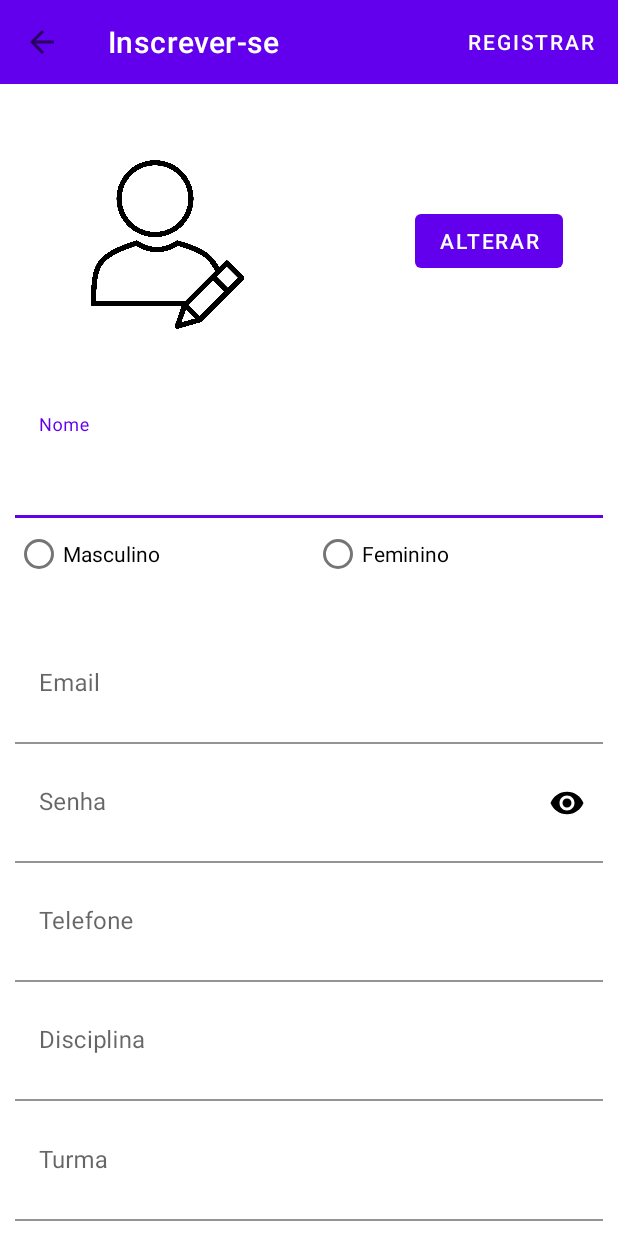
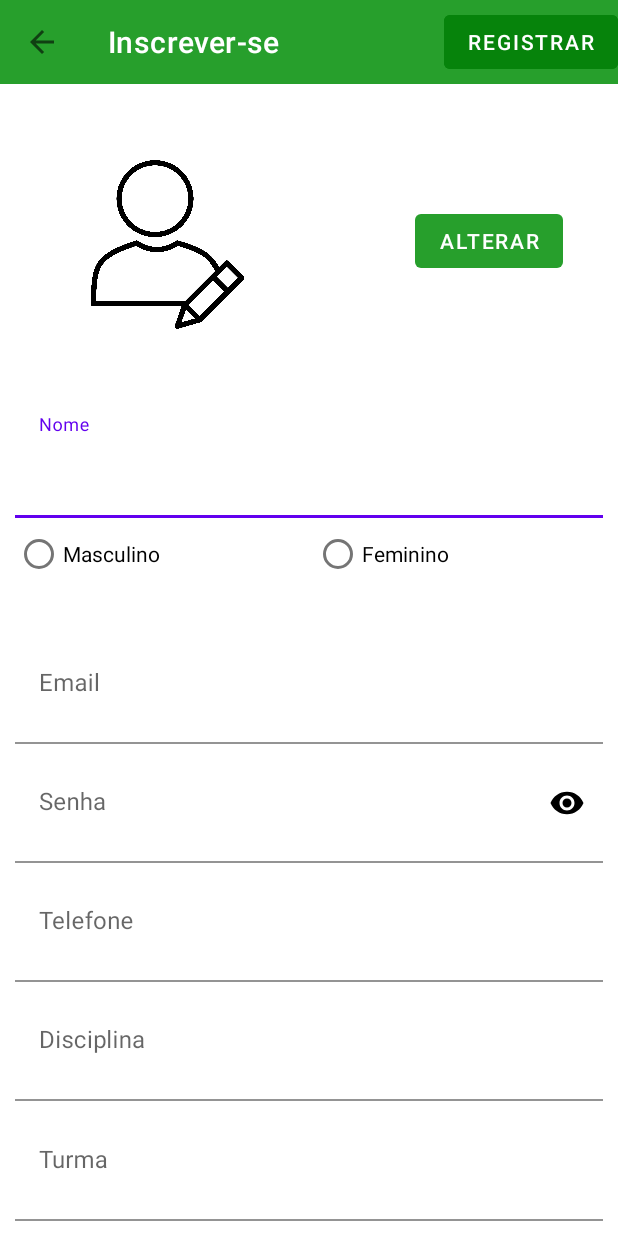
Before and after one commit to MarceloUMartins/Credenciais, an Android app: the Cadastro screen opened directly, with no data from a screen before it, on a phone screen of 412 x 824 dp. Run offline under Robolectric (Android 15) with nearby library versions, the phone set to English and light mode, and no system bars.

Commit message:
Ajustes de background

```diff
--- a/app/src/main/res/layout/activity_cadastro.xml
+++ b/app/src/main/res/layout/activity_cadastro.xml
@@ -22,6 +22,7 @@
                 android:id="@+id/registrar"
                 android:layout_width="wrap_content"
                 android:layout_height="wrap_content"
+                android:backgroundTint="#06830B"
                 android:text="Registrar"
                 app:layout_constraintBottom_toBottomOf="parent"
                 app:layout_constraintEnd_toEndOf="@+id/toolbarCadastro"
@@ -31,6 +32,7 @@
                 android:id="@+id/toolbarCadastro"
                 android:layout_width="0dp"
                 android:layout_height="wrap_content"
+                android:background="#279F2C"
                 app:layout_constraintEnd_toEndOf="parent"
                 app:layout_constraintStart_toStartOf="parent"
                 app:layout_constraintTop_toTopOf="parent"
@@ -63,9 +65,8 @@
                 android:layout_width="150dp"
                 android:layout_height="150dp"
                 android:layout_marginStart="10dp"
-                android:layout_marginLeft="10dp"
                 android:layout_marginEnd="63dp"
-                android:layout_marginRight="63dp"
+                android:scaleType="centerCrop"
                 app:layout_constraintBottom_toBottomOf="parent"
                 app:layout_constraintEnd_toStartOf="@+id/alterarImg"
                 app:layout_constraintStart_toStartOf="parent"
@@ -79,8 +80,8 @@
                 android:layout_width="wrap_content"
                 android:layout_height="wrap_content"
                 android:layout_marginEnd="10dp"
-                android:layout_marginRight="10dp"
                 android:text="Alterar"
+                app:backgroundTint="#279F2C"
                 app:layout_constraintBottom_toBottomOf="parent"
                 app:layout_constraintEnd_toEndOf="parent"
                 app:layout_constraintHorizontal_bias="0.905"
```
Also changed, not shown: app/src/main/res/layout/activity_login.xml (+3 -4 lines).
